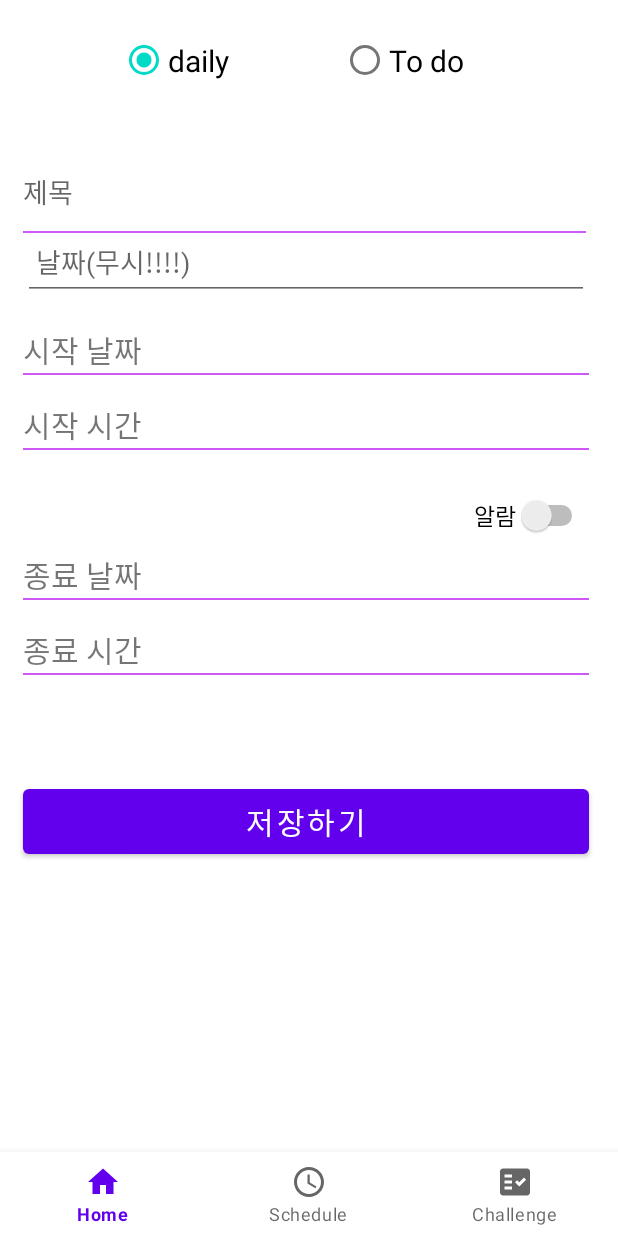
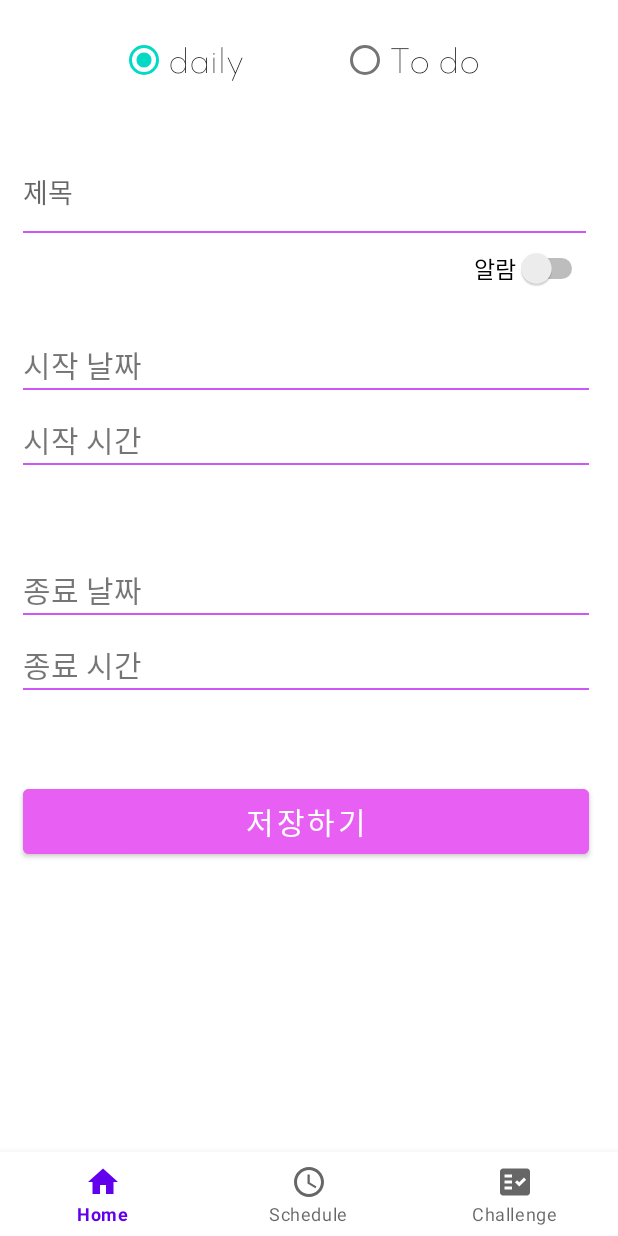
Before and after one commit to euni999/Diary, an Android app: the fragment add_schedule placed in its activity, on a phone screen of 412 x 824 dp. Run offline under Robolectric (Android 15) with nearby library versions, the phone set to English and light mode, and no system bars.

Commit message:
디자인 1차(맘에 안들면 바꿈)

```diff
--- a/app/src/main/res/font/font.xml
+++ b/app/src/main/res/font/font.xml
@@ -0,0 +1,12 @@
+<?xml version="1.0" encoding="utf-8"?>
+<font-family xmlns:android="http://schemas.android.com/apk/res/android">
+    <font
+        android:fontStyle="normal"
+        android:fontWeight="400"
+        android:font="@font/spartan" />
+
+    <font
+        android:fontStyle="normal"
+        android:fontWeight="400"
+        android:font="@font/susu" />
+</font-family>
--- a/app/src/main/res/layout/add_schedule.xml
+++ b/app/src/main/res/layout/add_schedule.xml
@@ -22,6 +22,7 @@
             android:layout_marginTop="15dp"
             android:layout_marginLeft="80dp"
             android:text="daily"
+            android:fontFamily="@font/spartan"
             android:textSize="20sp"
             android:checked="true"
             tools:layout_editor_absoluteY="27dp"/>
@@ -33,6 +34,7 @@
             android:layout_marginTop="15dp"
             android:layout_marginLeft="20dp"
             android:text="To do"
+            android:fontFamily="@font/spartan"
             android:textSize="20sp"
             android:checked="false"
             tools:layout_editor_absoluteY="27dp" />
@@ -49,30 +51,21 @@
         android:inputType="textPersonName"
         android:background="@drawable/back"
         android:hint="제목"
+        android:fontFamily="@font/susu"
         tools:layout_editor_absoluteY="107dp" />
 
-    <EditText
-        android:id="@+id/stDate"
-        android:layout_width="377dp"
-        android:layout_height="50dp"
-        android:ems="10"
-        android:inputType="date"
-        android:hint=" 날짜(무시!!!!)"
-        android:layout_marginTop="150dp"
-        android:layout_marginRight="15dp"
-        android:layout_marginLeft="15dp"
-        tools:layout_editor_absoluteY="190dp" />
 
     <TextView
         android:id="@+id/startDate"
         android:layout_width="377dp"
         android:layout_height="50dp"
         android:layout_marginLeft="15dp"
-        android:layout_marginTop="200dp"
+        android:layout_marginTop="210dp"
         android:layout_marginRight="15dp"
         android:ems="10"
         android:textSize="20sp"
         android:gravity="right"
+        android:fontFamily="@font/susu"
         android:includeFontPadding="true"
         android:paddingTop="15dp"
         android:background="@drawable/back"
@@ -81,10 +74,11 @@
         android:layout_width="wrap_content"
         android:layout_height="50dp"
         android:layout_marginLeft="15dp"
-        android:layout_marginTop="200dp"
+        android:layout_marginTop="210dp"
         android:layout_marginRight="15dp"
         android:paddingTop="18dp"
         android:text="시작 날짜"
+        android:fontFamily="@font/susu"
         android:includeFontPadding="false"
         android:textSize="20sp" />
 
@@ -94,11 +88,12 @@
         android:layout_height="50dp"
         android:ems="10"
         android:inputType="time"
-        android:layout_marginTop="250dp"
+        android:layout_marginTop="260dp"
         android:layout_marginRight="15dp"
         android:layout_marginLeft="15dp"
         android:textSize="20sp"
         android:gravity="right"
+        android:fontFamily="@font/susu"
         android:includeFontPadding="true"
         android:paddingTop="15dp"
         android:background="@drawable/back"
@@ -107,10 +102,11 @@
         android:layout_width="wrap_content"
         android:layout_height="50dp"
         android:layout_marginLeft="15dp"
-        android:layout_marginTop="250dp"
+        android:layout_marginTop="260dp"
         android:layout_marginRight="15dp"
         android:paddingTop="18dp"
         android:text="시작 시간"
+        android:fontFamily="@font/susu"
         android:includeFontPadding="false"
         android:textSize="20sp" />
 
@@ -120,11 +116,12 @@
         android:layout_height="50dp"
         android:ems="10"
         android:inputType="date"
-        android:layout_marginTop="350dp"
+        android:layout_marginTop="360dp"
         android:layout_marginRight="15dp"
         android:layout_marginLeft="15dp"
         android:textSize="20sp"
         android:gravity="right"
+        android:fontFamily="@font/susu"
         android:includeFontPadding="true"
         android:paddingTop="15dp"
         android:background="@drawable/back"
@@ -133,10 +130,11 @@
         android:layout_width="wrap_content"
         android:layout_height="50dp"
         android:layout_marginLeft="15dp"
-        android:layout_marginTop="350dp"
+        android:layout_marginTop="360dp"
         android:layout_marginRight="15dp"
         android:paddingTop="18dp"
         android:text="종료 날짜"
+        android:fontFamily="@font/susu"
         android:includeFontPadding="false"
         android:textSize="20sp" />
 
@@ -146,11 +144,12 @@
         android:layout_height="50dp"
         android:ems="10"
         android:inputType="time"
-        android:layout_marginTop="400dp"
+        android:layout_marginTop="410dp"
         android:layout_marginRight="15dp"
         android:layout_marginLeft="15dp"
         android:textSize="20sp"
         android:gravity="right"
+        android:fontFamily="@font/susu"
         android:includeFontPadding="true"
         android:paddingTop="15dp"
         android:background="@drawable/back"
@@ -159,10 +158,11 @@
         android:layout_width="wrap_content"
         android:layout_height="50dp"
         android:layout_marginLeft="15dp"
-        android:layout_marginTop="400dp"
+        android:layout_marginTop="410dp"
         android:layout_marginRight="15dp"
         android:paddingTop="18dp"
         android:text="종료 시간"
+        android:fontFamily="@font/susu"
         android:includeFontPadding="false"
         android:textSize="20sp" />
 
@@ -171,9 +171,10 @@
         android:layout_width="wrap_content"
         android:layout_height="wrap_content"
         android:text="알람"
+        android:fontFamily="@font/susu"
         android:textSize="15sp"
         android:paddingRight="20dp"
-        android:layout_marginTop="330dp"
+        android:layout_marginTop="165dp"
         android:layout_gravity="right"/>
 
     <Button
@@ -182,6 +183,8 @@
         android:layout_height="55dp"
         android:text="저장하기"
         android:textSize="20sp"
+        android:fontFamily="@font/susu"
+        android:backgroundTint="@color/right_purple"
         android:layout_marginTop="520dp"
         android:layout_marginRight="15dp"
         android:layout_marginLeft="15dp"
--- a/app/src/main/res/layout/add_todo.xml
+++ b/app/src/main/res/layout/add_todo.xml
@@ -22,6 +22,7 @@
             android:layout_marginTop="15dp"
             android:layout_marginLeft="80dp"
             android:text="daily"
+            android:fontFamily="@font/spartan"
             android:textSize="20sp"
             tools:layout_editor_absoluteY="27dp"/>
 
@@ -32,6 +33,7 @@
             android:layout_marginTop="15dp"
             android:layout_marginLeft="20dp"
             android:text="To do"
+            android:fontFamily="@font/spartan"
             android:textSize="20sp"
             android:checked="true"
             tools:layout_editor_absoluteY="27dp" />
@@ -45,6 +47,7 @@
         android:ems="10"
         android:inputType="textPersonName"
         android:hint="제목"
+        android:fontFamily="@font/susu"
         android:layout_marginTop="100dp"
         android:layout_marginRight="15dp"
         android:layout_marginLeft="15dp"
@@ -61,6 +64,7 @@
         android:ems="10"
         android:textSize="20sp"
         android:gravity="right"
+        android:fontFamily="@font/susu"
         android:includeFontPadding="true"
         android:paddingTop="15dp"
         android:background="@drawable/back"
@@ -73,6 +77,7 @@
         android:layout_marginRight="15dp"
         android:paddingTop="18dp"
         android:text="반복"
+        android:fontFamily="@font/susu"
         android:includeFontPadding="false"
         android:textSize="20sp" />
 
@@ -81,7 +86,9 @@
         android:layout_width="377dp"
         android:layout_height="55dp"
         android:text="저장하기"
+        android:fontFamily="@font/susu"
         android:textSize="20sp"
+        android:backgroundTint="@color/right_purple"
         android:layout_marginTop="350dp"
         android:layout_marginRight="15dp"
         android:layout_marginLeft="15dp"
--- a/app/src/main/res/values/colors.xml
+++ b/app/src/main/res/values/colors.xml
@@ -7,4 +7,5 @@
     <color name="teal_700">#FF018786</color>
     <color name="black">#FF000000</color>
     <color name="white">#FFFFFFFF</color>
+    <color name="right_purple">#E85FF3</color>
 </resources>
```
